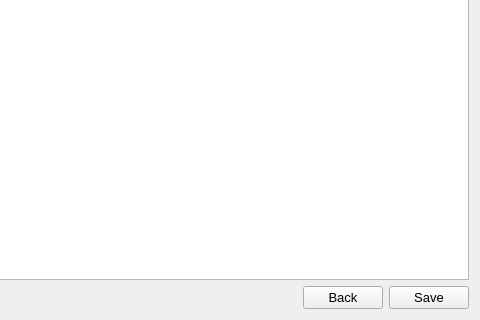
Qt form src/ui/selectModules.ui (Muhazerin/auto-star-planner) before a commit; both pictures show x 658 to 1138 and y 186 to 506 of the 1138 by 506 pixel window.
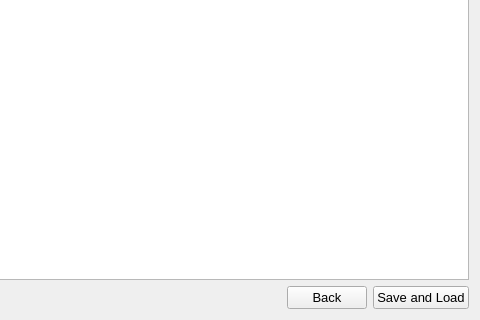
The same form after that commit.

Patch:
```diff
--- a/src/ui/selectModules.ui
+++ b/src/ui/selectModules.ui
@@ -130,7 +130,7 @@
      <item>
       <widget class="QPushButton" name="btnSave">
        <property name="text">
-        <string>Save</string>
+        <string>Save and Load</string>
        </property>
       </widget>
      </item>
```
